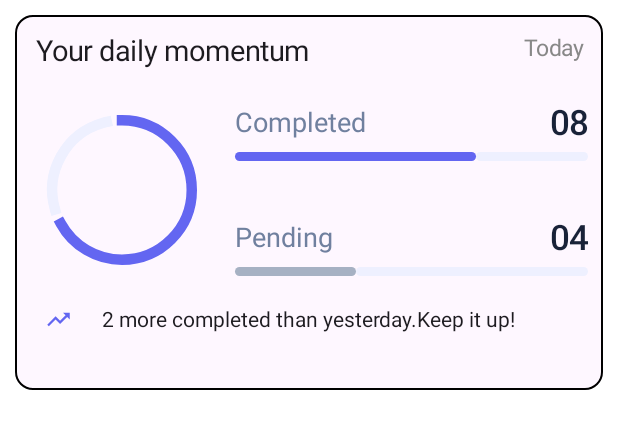
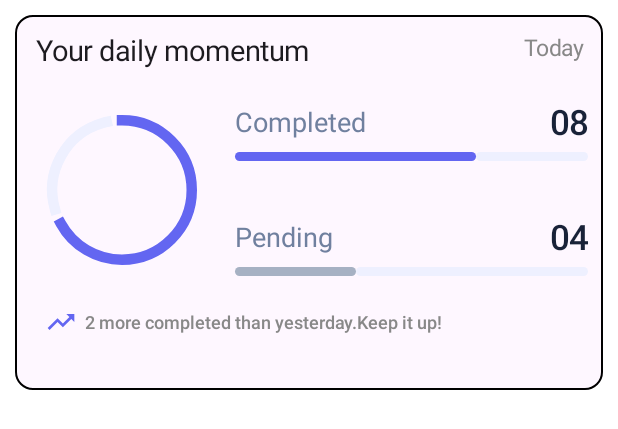
Before and after one commit to Vraj2110/habit_tracker, an Android app built with Jetpack Compose: the @Preview function TaskProgressCard, on a phone screen of 412 x 824 dp. Shown: the top 429 px of the screen. Run offline under Robolectric (Android 15) with nearby library versions, the phone set to English and light mode, and no system bars.

Commit message:
text added in text next wil be text and list

```diff
--- a/app/src/main/java/com/example/habit_tracker/presentation/Screens/Tasks/TaskProgressCard.kt
+++ b/app/src/main/java/com/example/habit_tracker/presentation/Screens/Tasks/TaskProgressCard.kt
@@ -110,18 +110,21 @@ fun TaskProgressCard() {
 
         Row(modifier = Modifier.padding(start = 20.dp),
             verticalAlignment = Alignment.CenterVertically,
-            horizontalArrangement = Arrangement.Start
+            horizontalArrangement = Arrangement.spacedBy(5.dp)
 
             // Space between icon and text
         ) {
             Icon(
                painter = painterResource(R.drawable.treading_up),
                 contentDescription = null, // Set a description if the icon conveys unique meaning
-                modifier = Modifier.size(18.dp),
+                modifier = Modifier.size(21.dp),
                 tint = Appdefault
             )
             Text(text = "2 more completed than yesterday.Keep it up!",
-                modifier = Modifier.padding(start = 20.dp))
+                maxLines = 1,
+                fontSize = 12.sp,
+                color = Color.Gray,
+                fontWeight = FontWeight.SemiBold)
         }
 
 
```
